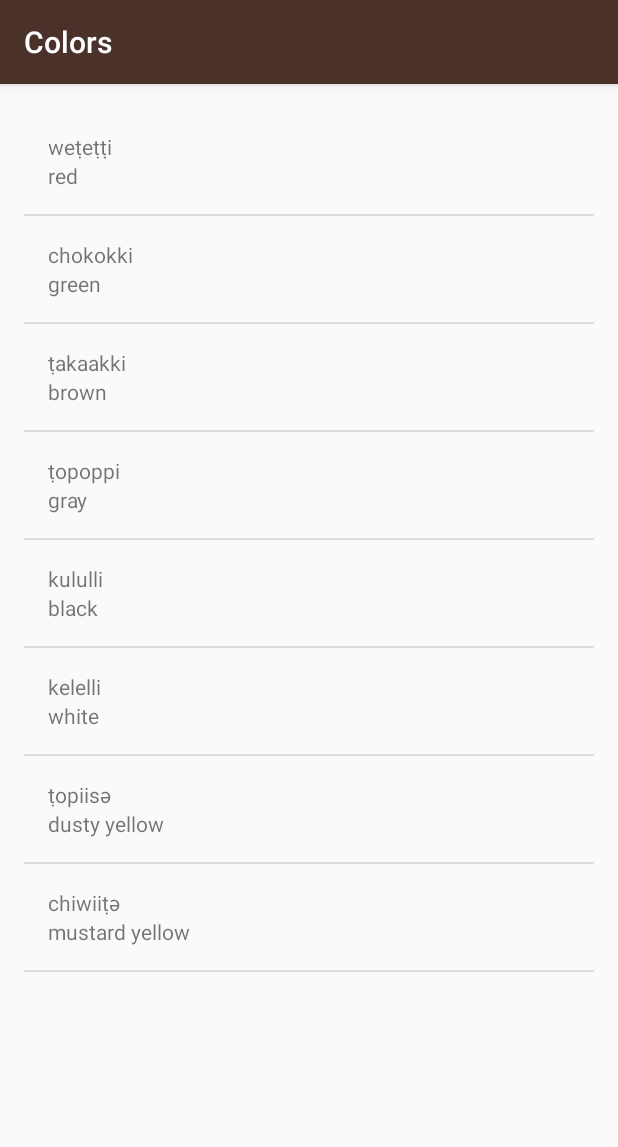
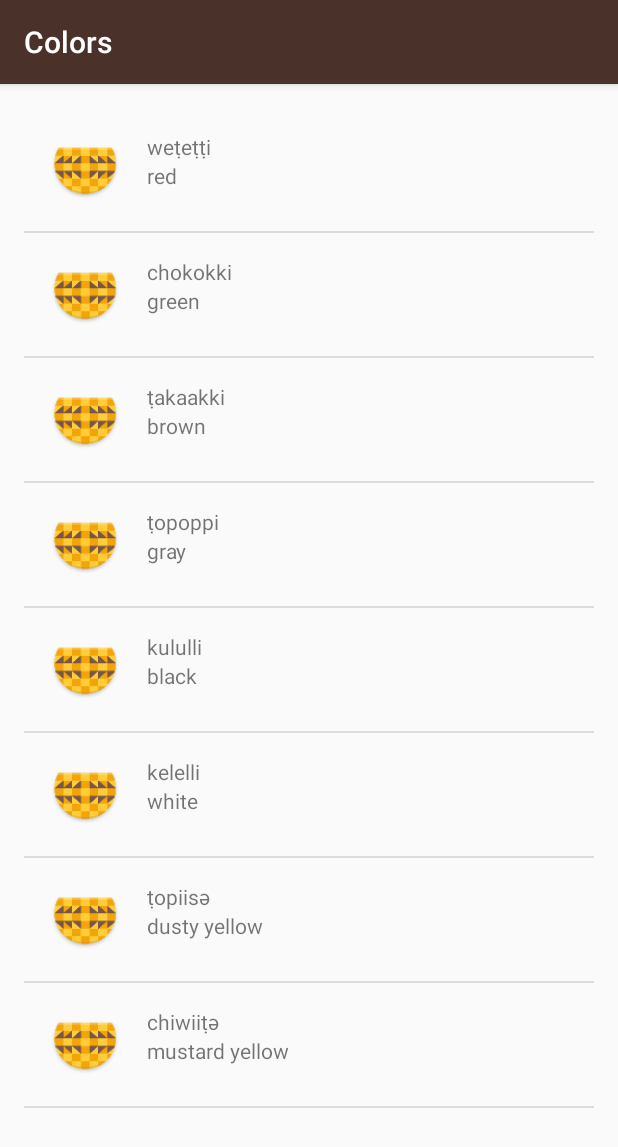
Before and after one commit to Raiyan-sharif/Miwok, an Android app: the ColorsActivity screen opened directly, with no data from a screen before it, on a phone screen of 412 x 824 dp. Shown: the top 1147 px of the screen. Run offline under Robolectric (Android 15) with nearby library versions, the light colour scheme and no system bars.

Commit message:
image holder added to xml

```diff
--- a/app/src/main/res/layout/list_item.xml
+++ b/app/src/main/res/layout/list_item.xml
@@ -1,10 +1,21 @@
 <?xml version="1.0" encoding="utf-8"?>
 <LinearLayout xmlns:android="http://schemas.android.com/apk/res/android"
     xmlns:tools="http://schemas.android.com/tools"
-    android:orientation="vertical"
+    android:orientation="horizontal"
     android:layout_width="match_parent"
     android:layout_height="match_parent"
     android:padding="16dp">
+    <ImageView
+        android:id="@+id/image_icon_word"
+        android:layout_width="50dp"
+        android:layout_height="50dp"
+        android:src="@mipmap/ic_launcher"
+        android:layout_marginRight="16dp"/>
+    <LinearLayout
+        android:layout_width="match_parent"
+        android:orientation="vertical"
+        android:layout_height="wrap_content">
+
         <TextView
             android:id="@+id/miwok_text_view"
             android:layout_width="match_parent"
@@ -16,5 +27,6 @@
             android:layout_width="match_parent"
             android:layout_height="wrap_content"
             tools:text="one"/>
+    </LinearLayout>
 
 </LinearLayout>
```
Lines whose indentation alone changed are shown as unchanged.
